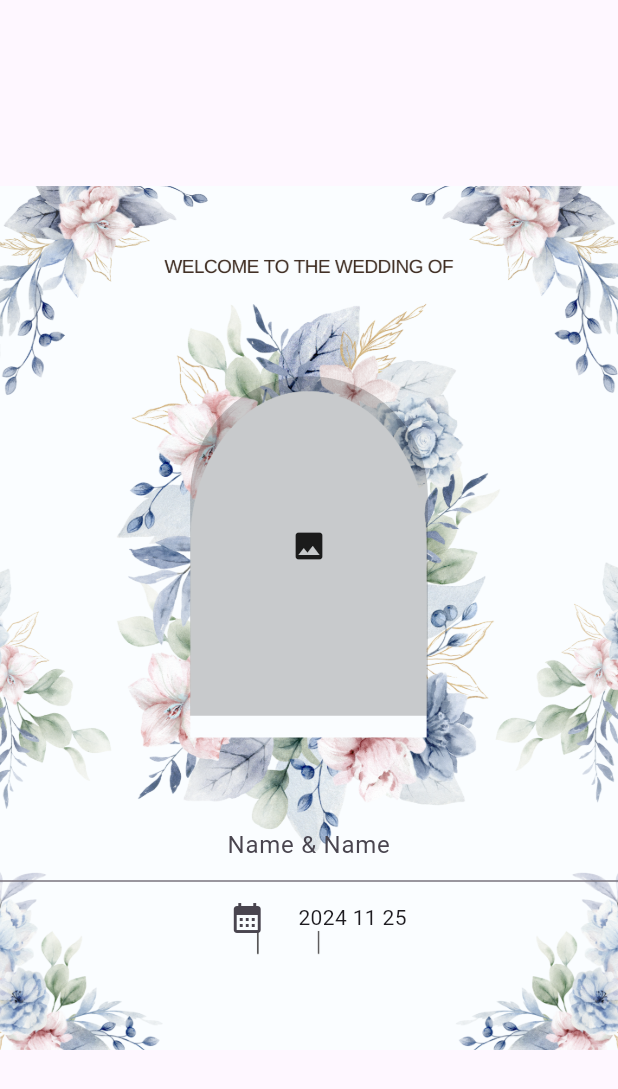
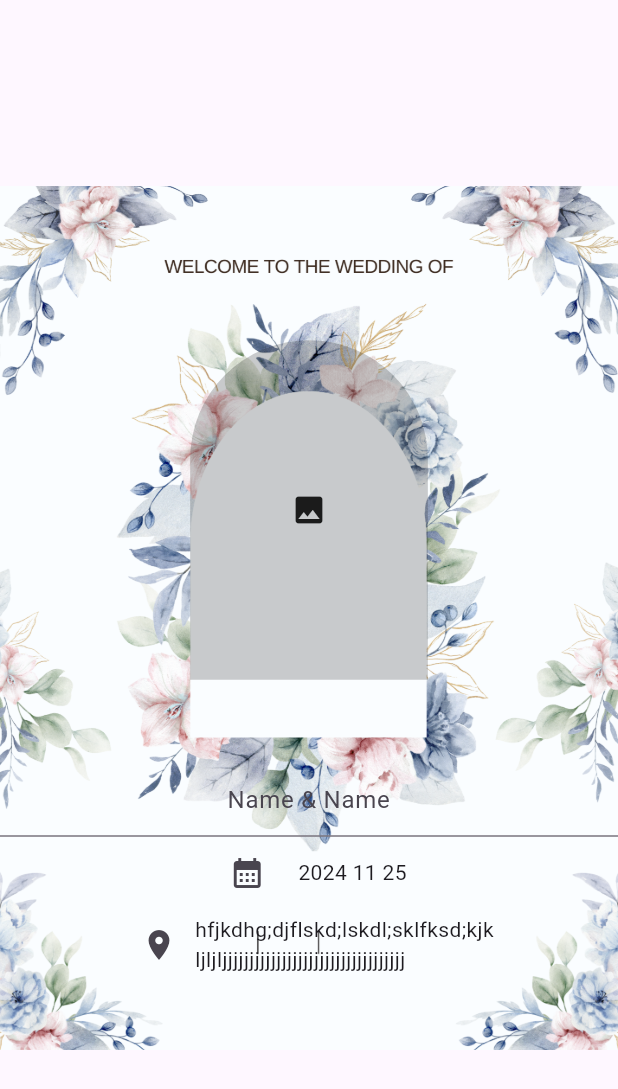
Before and after one commit to Rana-Mohsen/wedding_card, a Flutter app: the CardWithImageBody widget shown alone on an empty page, opened directly, on a phone screen of 412 x 824 dp. Shown: the top 1089 px of the screen. Run offline on Flutter 3.47's test engine with Material 3 defaults, Android fonts, the phone set to English and light mode, and no system bars; our stand-ins replace bloc, flutter_bloc, flutter_svg, go_router, image_picker.

Commit message:
media query extention

```diff
--- /dev/null
+++ b/lib/core/utils/media_quairy_extention.dart
@@ -0,0 +1,6 @@
+import 'package:flutter/material.dart';
+
+extension MediaQueryValues on BuildContext {
+  double get screenWidth => MediaQuery.sizeOf(this).width;
+  double get screenHeight => MediaQuery.sizeOf(this).height;
+}
--- a/lib/features/home/presentation/view/widgets/card_with_image_body.dart
+++ b/lib/features/home/presentation/view/widgets/card_with_image_body.dart
@@ -2,6 +2,7 @@ import 'package:flutter/material.dart';
 import 'package:wedding_card/core/utils/assets.dart';
 import 'package:wedding_card/features/home/presentation/view/widgets/custom_date_picker.dart';
 import 'package:wedding_card/features/home/presentation/view/widgets/custom_icon_button.dart';
+import 'package:wedding_card/features/home/presentation/view/widgets/custom_location.dart';
 import 'package:wedding_card/features/home/presentation/view/widgets/picked_image.dart';
 
 class CardWithImageBody extends StatefulWidget {
@@ -12,11 +13,10 @@ class CardWithImageBody extends StatefulWidget {
 }
 
 class _CardWithImageBodyState extends State<CardWithImageBody> {
-
   @override
   Widget build(BuildContext context) {
-    double hight = MediaQuery.sizeOf(context).height;
-    double width = MediaQuery.sizeOf(context).width;
+    // double hight = MediaQuery.sizeOf(context).height;
+    // double width = MediaQuery.sizeOf(context).width;
     return Container(
       //constraints: const BoxConstraints.expand(),
       decoration: const BoxDecoration(
@@ -42,9 +42,10 @@ class _CardWithImageBodyState extends State<CardWithImageBody> {
             decoration: InputDecoration(hintText: "Name & Name"),
           ),
           CustomDatePicker(),
+          CustomLocation(),
           Spacer(
             flex: 3,
-          )
+          ),
         ],
       ),
     );
--- /dev/null
+++ b/lib/features/home/presentation/view/widgets/custom_location.dart
@@ -0,0 +1,27 @@
+import 'package:flutter/cupertino.dart';
+import 'package:flutter/material.dart';
+import 'package:flutter/widgets.dart';
+import 'package:wedding_card/features/home/presentation/view/widgets/custom_icon_button.dart';
+
+class CustomLocation extends StatelessWidget {
+  const CustomLocation({super.key});
+
+  @override
+  Widget build(BuildContext context) {
+    return Row(
+      mainAxisAlignment: MainAxisAlignment.center,
+      children: [
+        CustomIconButton(
+          icon: Icons.location_on,
+          onPressed: () {},
+        ),
+        SizedBox(
+          width: 200,
+          child: Text(
+            "hfjkdhg;djflskd;lskdl;sklfksd;kjkljljljjjjjjjjjjjjjjjjjjjjjjjjjjjjjjjjjj",
+          ),
+        )
+      ],
+    );
+  }
+}
--- a/lib/features/home/presentation/view/widgets/drawer_listview_image.dart
+++ b/lib/features/home/presentation/view/widgets/drawer_listview_image.dart
@@ -1,6 +1,7 @@
 import 'package:flutter/material.dart';
 import 'package:flutter_bloc/flutter_bloc.dart';
 import 'package:go_router/go_router.dart';
+import 'package:wedding_card/core/utils/media_quairy_extention.dart';
 import 'package:wedding_card/features/home/presentation/view_model/drawer_image_cubit/drawer_image_cubit.dart';
 
 class DrawerListviewImage extends StatelessWidget {
@@ -16,7 +17,7 @@ class DrawerListviewImage extends StatelessWidget {
           BlocProvider.of<DrawerImageCubit>(context).showCard(view);
         },
         child: SizedBox(
-          height: MediaQuery.of(context).size.height / 3.5,
+          height: context.screenHeight / 3.5,
           child: Image.asset(image),
         ),
       ),
--- a/lib/features/home/presentation/view/widgets/home_drawer.dart
+++ b/lib/features/home/presentation/view/widgets/home_drawer.dart
@@ -1,6 +1,7 @@
 import 'package:flutter/material.dart';
 import 'package:flutter/widgets.dart';
 import 'package:wedding_card/core/utils/assets.dart';
+import 'package:wedding_card/core/utils/media_quairy_extention.dart';
 import 'package:wedding_card/features/home/domain/entity/drawer_item.dart';
 import 'package:wedding_card/features/home/presentation/view/widgets/card_with_image_body.dart';
 import 'package:wedding_card/features/home/presentation/view/widgets/custom_drawer_header.dart';
@@ -13,7 +14,7 @@ class HomeDrawer extends StatelessWidget {
   @override
   Widget build(BuildContext context) {
     return Drawer(
-      width: MediaQuery.of(context).size.width / 2,
+      width: context.screenHeight / 2,
       child: ListView(
         padding: EdgeInsets.zero,
         children: [
--- a/lib/features/home/presentation/view/widgets/home_view_body.dart
+++ b/lib/features/home/presentation/view/widgets/home_view_body.dart
@@ -12,8 +12,8 @@ class HomeViewBody extends StatelessWidget {
   final double _sidePos = 15;
   @override
   Widget build(BuildContext context) {
-    double hight = MediaQuery.sizeOf(context).height;
-    double width = MediaQuery.sizeOf(context).width;
+    // double hight = MediaQuery.sizeOf(context).height;
+    // double width = MediaQuery.sizeOf(context).width;
 
     return Stack(
       children: [
--- a/lib/features/home/presentation/view/widgets/picked_image.dart
+++ b/lib/features/home/presentation/view/widgets/picked_image.dart
@@ -3,6 +3,7 @@ import 'dart:io';
 import 'package:flutter/material.dart';
 import 'package:flutter/services.dart';
 import 'package:image_picker/image_picker.dart';
+import 'package:wedding_card/core/utils/media_quairy_extention.dart';
 
 class PickedImage extends StatefulWidget {
   const PickedImage({super.key});
@@ -26,8 +27,8 @@ Future pickImage() async {
 class _PickedImageState extends State<PickedImage> {
   @override
   Widget build(BuildContext context) {
-    double hight = MediaQuery.sizeOf(context).height;
-    double width = MediaQuery.sizeOf(context).width;
+    // double hight = MediaQuery.sizeOf(context).height;
+    // double width = MediaQuery.sizeOf(context).width;
 
     return GestureDetector(
       onTap: () async {
@@ -36,8 +37,8 @@ class _PickedImageState extends State<PickedImage> {
       },
       child: Container(
         clipBehavior: Clip.hardEdge,
-        height: hight / 3.64,
-        width: width / 2.6,
+        height: context.screenHeight / 3.64,
+        width: context.screenWidth / 2.6,
         decoration: BoxDecoration(
           color: Colors.black.withOpacity(0.2),
           borderRadius: const BorderRadius.only(
```
Also changed, not shown: lib/features/home/presentation/view/widgets/custom_date_picker.dart (+9 -8 lines).
